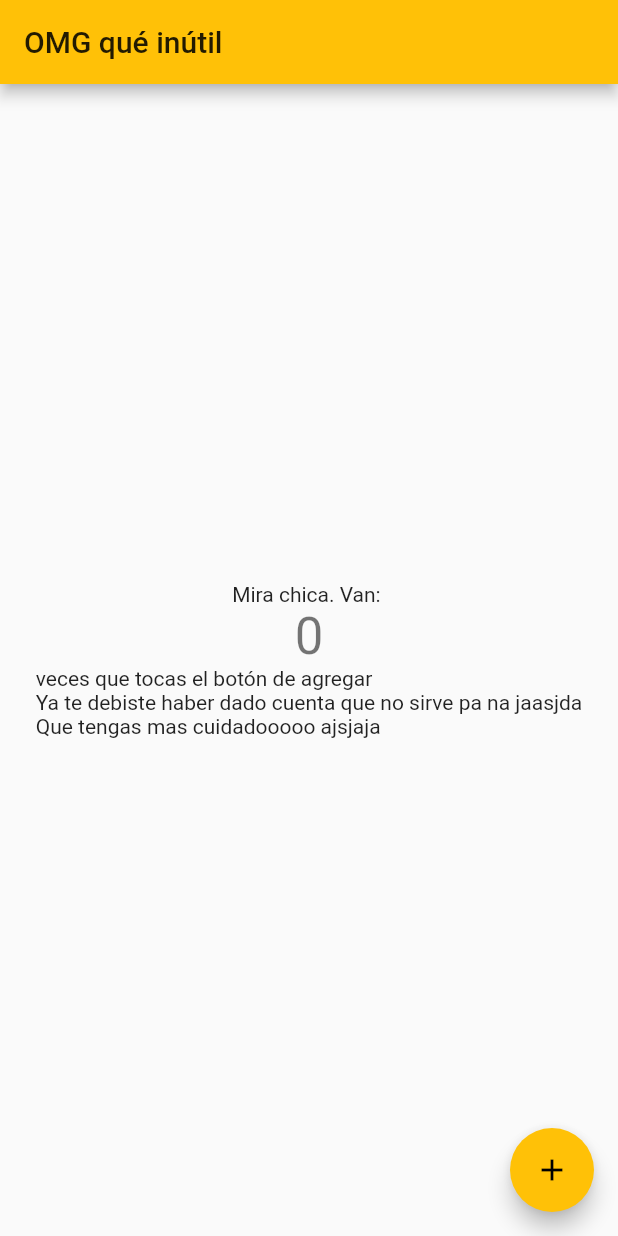
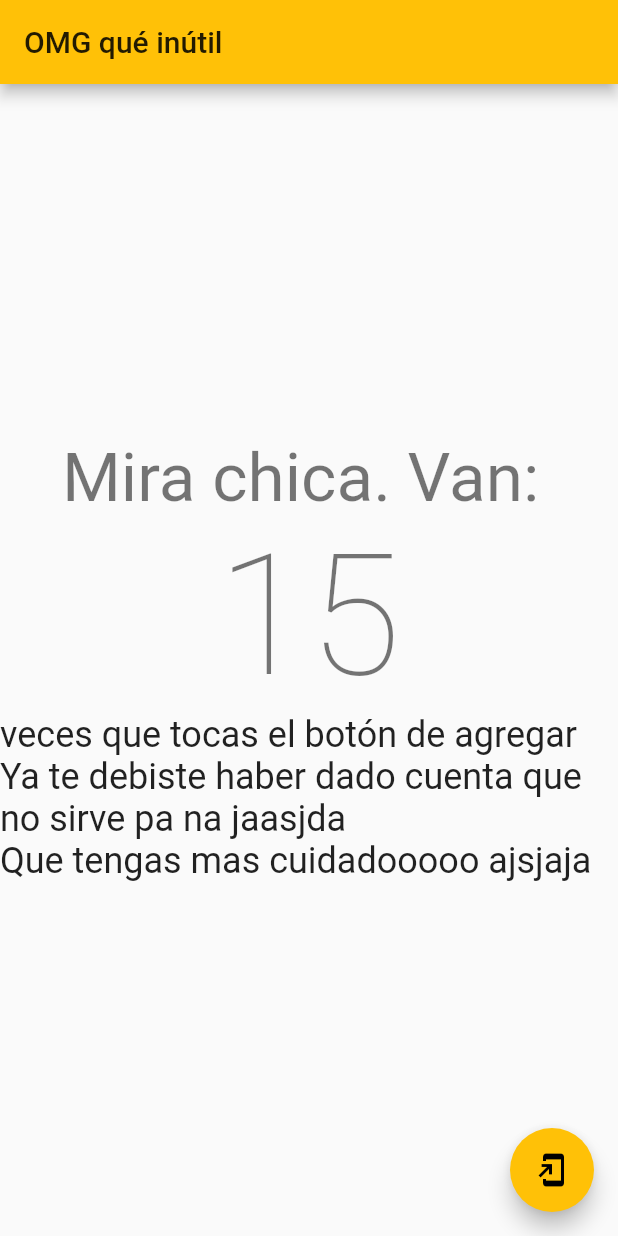
Before and after one commit to arielmerin/firstFlutter, a Flutter app: the screen it shows after launch, on a phone screen of 412 x 824 dp. Run offline on Flutter 3.47's test engine with Material 2 defaults, Android fonts, the light colour scheme and no system bars.

Commit message:
Añadiendo algunas lineas al contador
Ahora decrementa en lugar de ascender el número, seguimos tratando de darle comportamiento a la aplicación

```diff
--- a/first_proj/lib/main.dart
+++ b/first_proj/lib/main.dart
@@ -1,4 +1,5 @@
 import 'package:flutter/material.dart';
+import 'package:flutter/painting.dart';
 
 void main() {
   runApp(MyApp());
@@ -50,16 +51,20 @@ class MyHomePage extends StatefulWidget {
 }
 
 class _MyHomePageState extends State<MyHomePage> {
-  int _counter = 0;
+  int _counter = 15;
 
-  void _incrementCounter() {
+  int _incrementCounter() {
     setState(() {
       // This call to setState tells the Flutter framework that something has
       // changed in this State, which causes it to rerun the build method below
       // so that the display can reflect the updated values. If we changed
       // _counter without calling setState(), then the build method would not be
       // called again, and so nothing would appear to happen.
-      _counter++;
+      _counter--;
+      if (_counter == 0){
+        return -1;
+      }
+      return 0;
     });
   }
 
@@ -98,15 +103,16 @@ class _MyHomePageState extends State<MyHomePage> {
           mainAxisAlignment: MainAxisAlignment.center,
           children: <Widget>[
             Text(
-              'Mira chica. Van: ',
+              'Mira chica. Van: ', style: Theme.of(context).textTheme.headline3, textAlign: TextAlign.left,
             ),
             Text(
               '$_counter',
-              style: Theme.of(context).textTheme.headline4,
+              style: Theme.of(context).textTheme.headline1,
             ),
             Text(
               'veces que tocas el botón de agregar\n'
-                  'Ya te debiste haber dado cuenta que no sirve pa na jaasjda\nQue tengas mas cuidadooooo ajsjaja'
+                  'Ya te debiste haber dado cuenta que no sirve pa na jaasjda\nQue tengas mas cuidadooooo ajsjaja',
+              style: Theme.of(context).textTheme.headline5,
             )
           ],
         ),
@@ -114,7 +120,7 @@ class _MyHomePageState extends State<MyHomePage> {
       floatingActionButton: FloatingActionButton(
         onPressed: _incrementCounter,
         tooltip: 'Increment',
-        child: Icon(Icons.add),
+        child: Icon(Icons.add_to_home_screen),
       ), // This trailing comma makes auto-formatting nicer for build methods.
     );
   }
```
